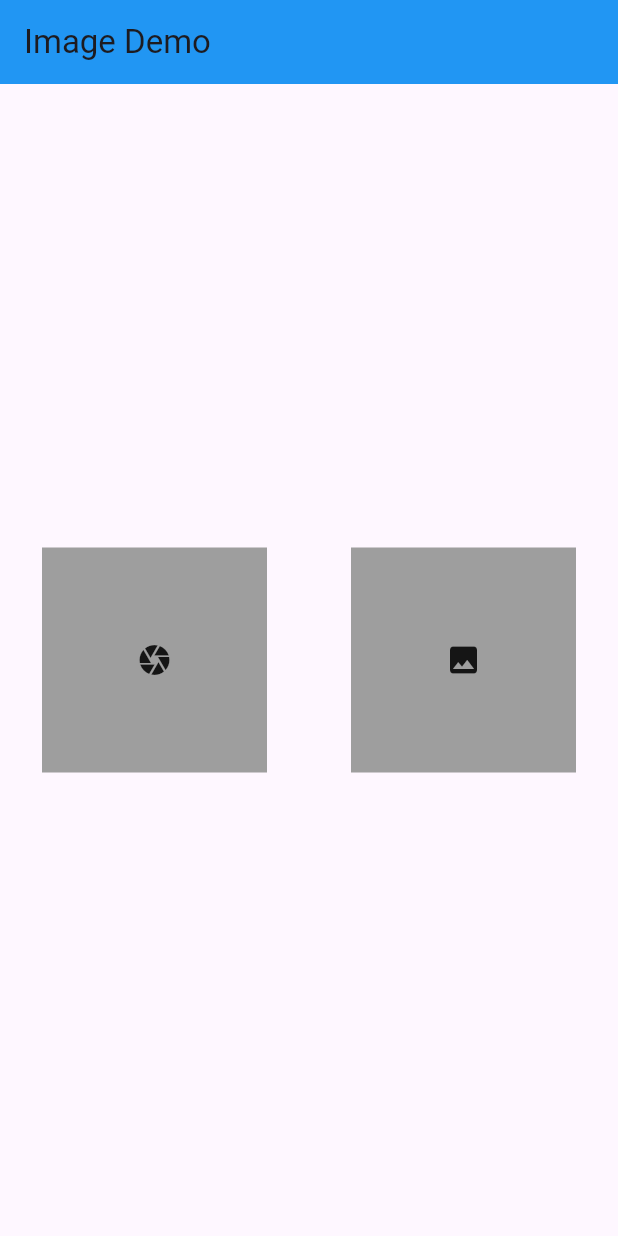
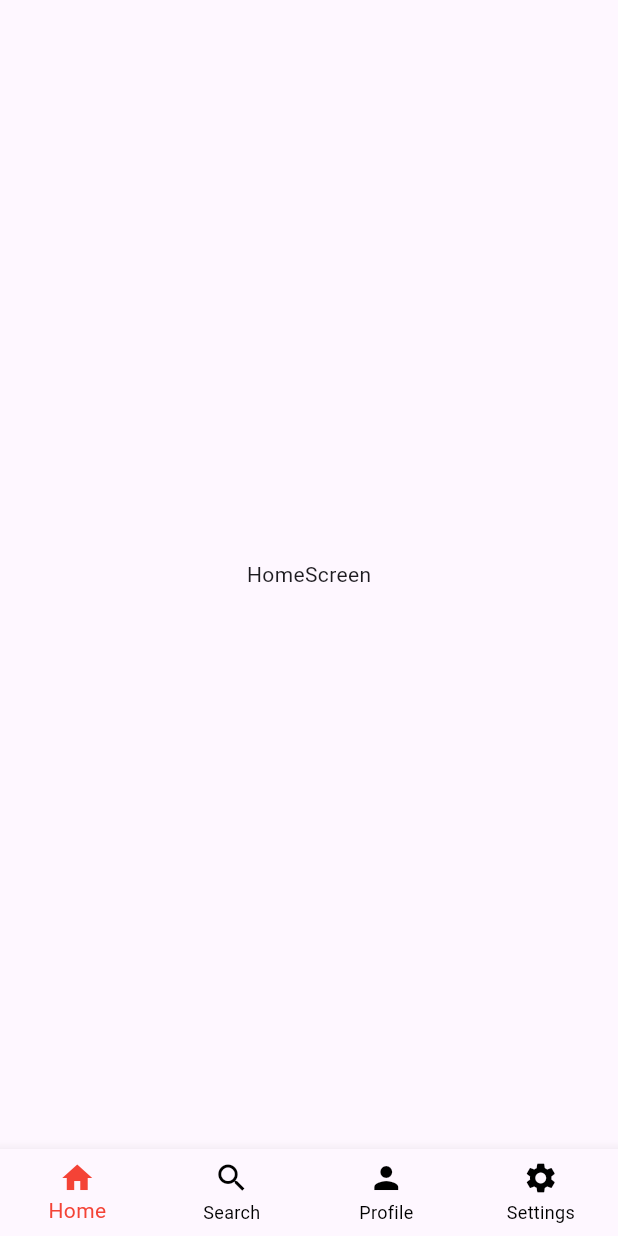
Before and after one commit to Esakki16/gtec_app, a Flutter app: the screen it shows after launch, on a phone screen of 412 x 824 dp. Run offline on Flutter 3.47's test engine with Material 3 defaults, Android fonts, the phone set to English and light mode, and no system bars; our stand-ins replace image_picker.

Commit message:
24/01/2025

```diff
--- a/lib/bottom_navigation_bar_screen.dart
+++ b/lib/bottom_navigation_bar_screen.dart
@@ -1,4 +1,8 @@
 import 'package:flutter/material.dart';
+import 'package:gtec_class_app/home_screen.dart';
+import 'package:gtec_class_app/profile_screen.dart';
+import 'package:gtec_class_app/search_screen.dart';
+import 'package:gtec_class_app/settings_screen.dart';
 
 class BottomNavigationBarScreen extends StatefulWidget {
   const BottomNavigationBarScreen({super.key});
@@ -10,10 +14,17 @@ class BottomNavigationBarScreen extends StatefulWidget {
 
 class _BottomNavigationBarScreenState extends State<BottomNavigationBarScreen> {
   int currentIndexOfBtmBar = 0;
+  List<Widget> screens = [
+    HomeScreen(),
+    SearchScreen(),
+    ProfileScreen(),
+    SettingsScreen()
+  ];
 
   @override
   Widget build(BuildContext context) {
     return Scaffold(
+      body: screens[currentIndexOfBtmBar],
       bottomNavigationBar: BottomNavigationBar(
           type: BottomNavigationBarType.fixed,
           onTap: (value) {
@@ -24,7 +35,7 @@ class _BottomNavigationBarScreenState extends State<BottomNavigationBarScreen> {
           currentIndex: currentIndexOfBtmBar,
           selectedItemColor: Colors.red,
           unselectedItemColor: Colors.black,
-          items: [
+          items: const [
             BottomNavigationBarItem(icon: Icon(Icons.home), label: "Home"),
             BottomNavigationBarItem(icon: Icon(Icons.search), label: "Search"),
             BottomNavigationBarItem(icon: Icon(Icons.person), label: "Profile"),
--- /dev/null
+++ b/lib/home_screen.dart
@@ -0,0 +1,17 @@
+import 'package:flutter/material.dart';
+
+class HomeScreen extends StatefulWidget {
+  const HomeScreen({super.key});
+
+  @override
+  State<HomeScreen> createState() => _HomeScreenState();
+}
+
+class _HomeScreenState extends State<HomeScreen> {
+  @override
+  Widget build(BuildContext context) {
+    return Center(
+      child: Text('HomeScreen'),
+    );
+  }
+}
--- a/lib/main.dart
+++ b/lib/main.dart
@@ -1,4 +1,5 @@
 import 'package:flutter/material.dart';
+import 'package:gtec_class_app/bottom_navigation_bar_screen.dart';
 import 'package:gtec_class_app/image_picker_screen.dart';
 
 void main() {
@@ -12,7 +13,9 @@ class MyApp extends StatelessWidget {
   @override
   Widget build(BuildContext context) {
     return MaterialApp(
-        title: 'Flutter Demo', theme: ThemeData(), home: ImagePickerScreen());
+        title: 'Flutter Demo',
+        theme: ThemeData(),
+        home: BottomNavigationBarScreen());
   }
 }
 
```
Also changed, not shown: lib/profile_screen.dart (added, +17 -0 lines), lib/search_screen.dart (added, +17 -0 lines), lib/settings_screen.dart (added, +17 -0 lines).
